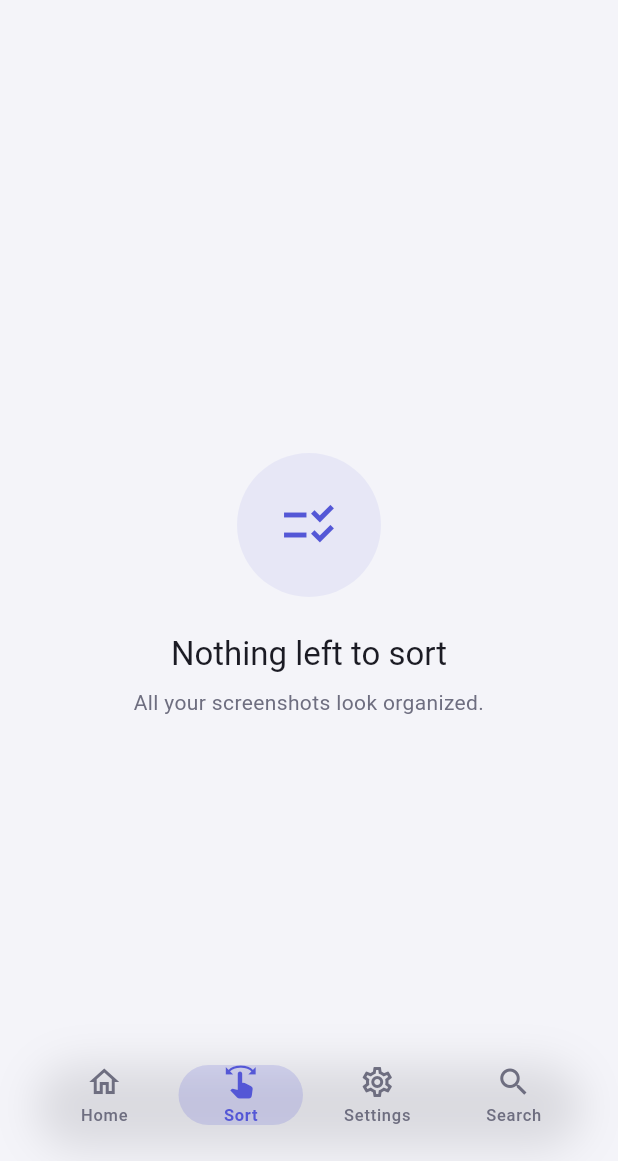
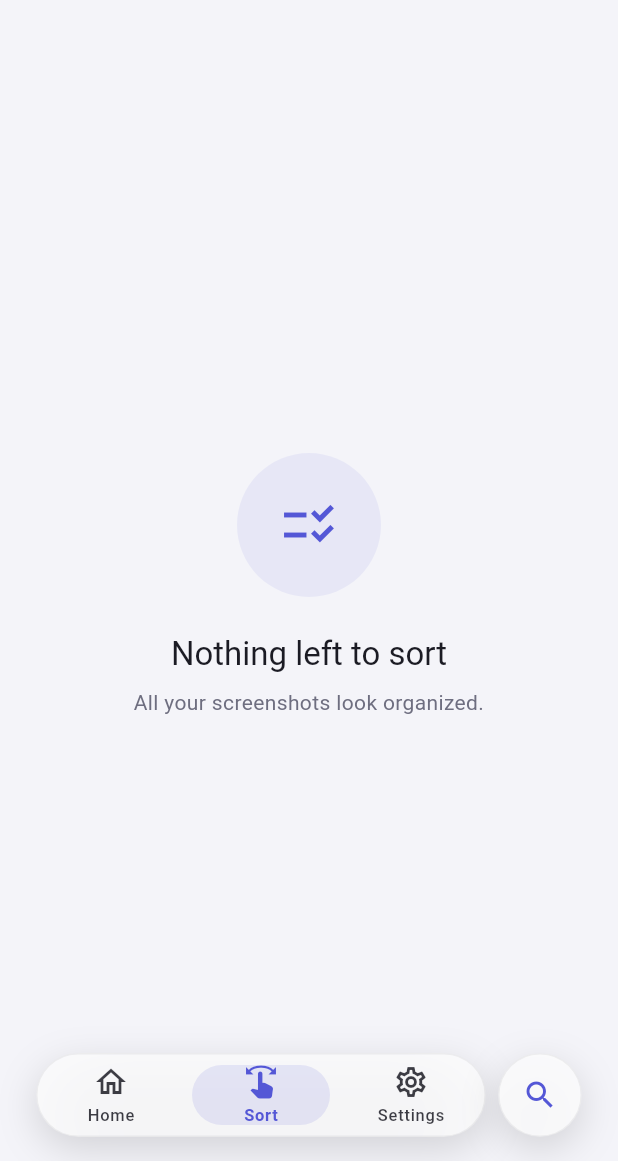
Before and after one commit to dogualagoz/ai-gallery-organizer, a Flutter app: the SortingScreen screen opened by its route, on a phone screen of 412 x 824 dp, the part 75-1236 px from its top. Run offline on Flutter 3.47's test engine with Material 3 defaults, Android fonts, the phone set to English and light mode, and no system bars; our stand-ins replace audioplayers, firebase_ai, firebase_core, flutter_riverpod, flutter_secure_storage, go_router and 7 more; missing offline and left inert: firebase_app_check, in_app_purchase_storekit, photo_manager, photo_manager_image_provider; accounts and stored records are empty; generated files the repository leaves out were written again; statements that could not run were skipped.

Commit message:
refactor(nav): shader yerine BackdropFilter glassmorphism navbar
liquid_glass_renderer (yalnızca navbar kullanıyordu) kaldırıldı; Apple
News+ tab bar referansına göre yeniden yazıldı.

- Yeni GlassPanel: ClipRRect + BackdropFilter(blur) + parlak yarı-opak
  dolgu (surface @ .72) + ince kenar + yumuşak gölge. Şeffaflık değil,
  blur + gölge cam hissini verir
- GlassNavBar artık GlassPanel kullanıyor; şaşırtıcı refraksiyon/kabarcık
  yok, seçili sekme sade primary @ .12 kapsül, kayma + sürükleme korundu
- Etiket/ikon kontrastı yükseldi (onSurface @ .85 / seçili primary)
- Arama 4. sekmeden çıkıp yine ayrık dairesel GlassActionButton'a döndü;
  standalone /search rotası geri geldi, search_screen/results_grid
  değişiklikleri geri alındı
- AppGlass sabitleri shader parametrelerinden blur/fill/border/shadow'a
  çevrildi; navBarHeight 56, navBarActionSize 56

Co-Authored-By: Claude Sonnet 5 <noreply@anthropic.com>
Claude-Session: https://claude.ai/code/session_014WRjm5Qs7aoa3vLE2WXgP7

```diff
--- a/lib/core/constants/ui_constants.dart
+++ b/lib/core/constants/ui_constants.dart
@@ -33,6 +33,9 @@ abstract final class AppSizes {
   static const double navBarHeight = 56;
   static const double navBarIcon = 24;
 
+  /// Navbar pilinin yanında yüzen ayrık dairesel Arama butonunun çapı.
+  static const double navBarActionSize = 56;
+
   /// Board kartlarındaki kapak şeridi yüksekliği referansı.
   static const double boardCoverMin = 72;
 
@@ -43,31 +46,31 @@ abstract final class AppSizes {
   static const double edgeSwipeTriggerDistance = 80;
 }
 
-/// Liquid glass (iOS 26) render ayarları — sayısal değerler burada, renk
-/// (glassColor) çağrı yerinde `colorScheme`'den üretilir.
+/// Yüzen buzlu-cam (glassmorphism) yüzey ayarları — navbar pili + ayrık Arama
+/// butonu. Apple News+ tab bar'ı referans: parlak, neredeyse opak buzlu beyaz
+/// kapsül; şeffaflık değil, blur + yumuşak gölge cam hissini verir.
 abstract final class AppGlass {
-  static const double thickness = 24;
-  // Blend (metaball kaynaşma) ile birlikte yüksek blur bozulma yapıyor; sıvı
-  // damla morph'unun temiz görünmesi için düşük tutulur (paket önerisi).
-  static const double blur = 6;
-  static const double lightIntensity = 0.9;
-  static const double refractiveIndex = 1.5;
-  static const double saturation = 1.5;
-  static const double ambientStrength = 0.15;
+  /// Arka planı bulanıklaştıran gauss sigma'sı (frosted yoğunluğu).
+  static const double blurSigma = 24;
 
-  /// Renk sapması (chromatic aberration) — cam kenarlarında hafif prizma.
-  static const double chromaticAberration = 0.03;
+  /// `scheme.surface` üzerine uygulanan cam dolgu opaklığı — açık tema. Yüksek =
+  /// parlak, neredeyse opak (referanstaki gibi), arkadan yalnızca ipucu sızar.
+  static const double fillAlpha = 0.72;
 
-  /// `scheme.surfaceBright` üzerine uygulanan cam dolgu opaklığı; parlak,
-  /// belirgin bir cam yüzeyi için yüksek tutulur (mat/soluk görünmesin diye).
-  static const double tintAlpha = 0.5;
+  /// Cam dolgu opaklığı — koyu tema (biraz daha şeffaf durabilir).
+  static const double fillAlphaDark = 0.6;
 
-  /// Navbar pili, ayrık aksiyon butonu ve kayan gösterge damlasının birbirine
-  /// yaklaşınca sıvı gibi kaynaşma (metaball blend) miktarı. Yüksek = daha akışkan.
-  static const double blend = 32;
+  /// Cam kenarındaki ince parlak çizginin opaklığı (açık / koyu).
+  static const double borderAlpha = 0.06;
+  static const double borderAlphaDark = 0.14;
 
-  /// Seçili sekme altındaki cam damla göstergesinin primary ton opaklığı.
-  static const double indicatorTint = 0.18;
+  /// "Havada durma" gölgesinin opaklığı (açık / koyu).
+  static const double shadowAlpha = 0.14;
+  static const double shadowAlphaDark = 0.44;
+
+  /// Seçili sekmeyi saran düz kapsülün primary ton opaklığı — inceltilmiş, iOS
+  /// tab bar'ında seçim vurgusu belli belirsizdir.
+  static const double indicatorTint = 0.12;
 }
 
 /// Standart opaklık değerleri.
--- a/lib/core/router/app_router.dart
+++ b/lib/core/router/app_router.dart
@@ -2,7 +2,6 @@
 import 'package:flutter/material.dart';
 import 'package:flutter_riverpod/flutter_riverpod.dart';
 import 'package:go_router/go_router.dart';
-import 'package:liquid_glass_renderer/liquid_glass_renderer.dart';
 
 import '../../features/analysis/milestone_screen.dart';
 import '../../features/detail/detail_screen.dart';
@@ -17,6 +16,7 @@ import '../../features/splash/splash_screen.dart';
 import '../constants/ui_constants.dart';
 import '../l10n/l10n_extension.dart';
 import '../services/preferences_service.dart';
+import '../widgets/glass_action_button.dart';
 import '../widgets/glass_nav_bar.dart';
 
 /// Rota yolları — string tekrarını önlemek için tek yerde.
@@ -98,22 +98,16 @@ final appRouterProvider = Provider<GoRouter>((ref) {
               ),
             ],
           ),
-          // Arama artık ayrık bir aksiyon değil, kendi navigation stack'i olan
-          // 4. sekme (iOS 26 tab bar deseni — Fotoğraflar/App Store gibi).
-          StatefulShellBranch(
-            routes: [
-              GoRoute(
-                path: AppRoutes.search,
-                builder: (context, state) => const SearchScreen(),
-              ),
-            ],
-          ),
         ],
       ),
       GoRoute(
         path: '/detail/:assetId',
         builder: (context, state) =>
             DetailScreen(assetId: state.pathParameters['assetId']!),
+      ),
+      GoRoute(
+        path: AppRoutes.search,
+        builder: (context, state) => const SearchScreen(),
       ),
       GoRoute(
         path: AppRoutes.recents,
@@ -143,8 +137,8 @@ final appRouterProvider = Provider<GoRouter>((ref) {
   );
 });
 
-/// Alt sekme çubuğunu barındıran ana kabuk: 4 sekmeli yüzen liquid glass pil
-/// (iOS 26 tab bar deseni — arama en sağda ayrı bir sekme).
+/// Alt sekme çubuğunu barındıran ana kabuk: 3 sekmeli yüzen buzlu-cam pil +
+/// sağında ayrık dairesel Arama butonu (Apple News+ tab bar deseni).
 class _MainShell extends StatelessWidget {
   const _MainShell({required this.navigationShell});
 
@@ -153,7 +147,6 @@ class _MainShell extends StatelessWidget {
   @override
   Widget build(BuildContext context) {
     final double bottomInset = MediaQuery.paddingOf(context).bottom;
-    final ColorScheme scheme = Theme.of(context).colorScheme;
 
     return Scaffold(
       // İçerik camın arkasından aksın diye gövde navbar'ın altına uzatılır.
@@ -167,24 +160,10 @@ class _MainShell extends StatelessWidget {
           AppSpacing.lg,
           bottomInset > 0 ? bottomInset : AppSpacing.md,
         ),
-        // Pil, ayrık arama butonu ve seçim damlası tek bir LiquidGlassLayer +
-        // BlendGroup içinde: aynı cam ayarlarını paylaşır ve birbirine
-        // yaklaşınca gerçek iOS 26 liquid glass gibi sıvı şekilde kaynaşırlar.
-        child: LiquidGlassLayer(
-          settings: LiquidGlassSettings(
-            thickness: AppGlass.thickness,
-            blur: AppGlass.blur,
-            glassColor: scheme.surfaceBright.withValues(
-              alpha: AppGlass.tintAlpha,
-            ),
-            lightIntensity: AppGlass.lightIntensity,
-            refractiveIndex: AppGlass.refractiveIndex,
-            saturation: AppGlass.saturation,
-            ambientStrength: AppGlass.ambientStrength,
-            chromaticAberration: AppGlass.chromaticAberration,
-          ),
-          child: LiquidGlassBlendGroup(
-            blend: AppGlass.blend,
+        // 3 sekmeli pil solda esner, ayrık dairesel Arama butonu sağda sabit.
+        child: Row(
+          children: [
+            Expanded(
               child: GlassNavBar(
                 selectedIndex: navigationShell.currentIndex,
                 onSelected: (index) => navigationShell.goBranch(
@@ -208,14 +187,16 @@ class _MainShell extends StatelessWidget {
                     selectedIcon: Icons.settings_rounded,
                     label: context.l10n.tabSettings,
                   ),
-                GlassNavDestination(
-                  icon: Icons.search_outlined,
-                  selectedIcon: Icons.search_rounded,
-                  label: context.l10n.searchTitle,
-                ),
                 ],
               ),
             ),
+            const SizedBox(width: AppSpacing.sm),
+            GlassActionButton(
+              icon: Icons.search,
+              tooltip: context.l10n.searchTitle,
+              onPressed: () => context.push(AppRoutes.search),
+            ),
+          ],
         ),
       ),
     );
--- /dev/null
+++ b/lib/core/widgets/glass_action_button.dart
@@ -0,0 +1,55 @@
+// Navbar pilinin yanında yüzen, aynı buzlu-cam yüzeyi paylaşan dairesel buton.
+import 'package:flutter/material.dart';
+
+import '../constants/ui_constants.dart';
+import '../services/haptic_service.dart';
+import 'glass_panel.dart';
+
+/// [GlassNavBar] ile aynı hizada, ayrık dairesel bir aksiyon butonu (ör. Arama).
+/// `Scaffold(extendBody: true)` altında kullanılmalı — [GlassPanel]'in
+/// BackdropFilter'ı arkadan akan içeriği bulanıklaştırır.
+class GlassActionButton extends StatelessWidget {
+  const GlassActionButton({
+    super.key,
+    required this.icon,
+    required this.tooltip,
+    required this.onPressed,
+  });
+
+  final IconData icon;
+  final String tooltip;
+  final VoidCallback onPressed;
+
+  @override
+  Widget build(BuildContext context) {
+    final ColorScheme scheme = Theme.of(context).colorScheme;
+
+    return GlassPanel(
+      borderRadius: BorderRadius.circular(AppSizes.navBarActionSize / 2),
+      // GestureDetector (InkWell değil): Scaffold'un bottomNavigationBar
+      // slotunda Material ata yok; _NavItem ile de tutarlı.
+      child: GestureDetector(
+        behavior: HitTestBehavior.opaque,
+        onTap: () {
+          Haptics.tap();
+          onPressed();
+        },
+        child: SizedBox(
+          width: AppSizes.navBarActionSize,
+          height: AppSizes.navBarHeight,
+          child: Semantics(
+            button: true,
+            label: tooltip,
+            child: Center(
+              child: Icon(
+                icon,
+                color: scheme.primary,
+                size: AppSizes.navBarIcon,
+              ),
+            ),
+          ),
+        ),
+      ),
+    );
+  }
+}
--- a/lib/core/widgets/glass_nav_bar.dart
+++ b/lib/core/widgets/glass_nav_bar.dart
@@ -1,18 +1,18 @@
-// iOS 26 liquid glass yüzen alt gezinme çubuğu: seçili sekmenin altında, barla
-// aynı blend group'ta kaynaşan bir cam "damla" göstergesi kayar (metaball morph);
-// parmak sürüklemesini akıcı takip eder.
+// Yüzen buzlu-cam (glassmorphism) alt gezinme pili: parlak yarı-opak kapsül,
+// seçili sekmeyi camın üstünde duran düz tonlu bir kapsül gösterir, sekmeler
+// arası akıcı kayar ve parmakla yatay sürüklemeyi birebir takip eder.
 import 'package:flutter/material.dart';
-import 'package:liquid_glass_renderer/liquid_glass_renderer.dart';
 
 import '../constants/ui_constants.dart';
 import '../services/haptic_service.dart';
+import 'glass_panel.dart';
 
 /// Sekmeye basılıyken uygulanan çok hafif küçülme (dokunma geri bildirimi).
 /// iOS'ta dokunmada bileşen neredeyse yer değiştirmez — düşük tutulur.
 const double _navItemPressScale = 0.95;
 
 /// Kayan seçim göstergesinin yerleşme eğrisi: hafif "settle" yapar, easeOutBack
-/// gibi çizgi film taşması vermez (iOS 26 tab bar göstergesi hissi).
+/// gibi çizgi film taşması vermez (iOS tab bar göstergesi hissi).
 const Cubic _indicatorSettleCurve = Cubic(0.33, 1.12, 0.66, 1);
 
 /// [GlassNavBar] içindeki tek sekme tanımı.
@@ -28,10 +28,10 @@ class GlassNavDestination {
   final String label;
 }
 
-/// Yüzen buzlu-cam (glassmorphism) gezinme pili. Scaffold'a `extendBody: true`
-/// ile verilmelidir; içerik çubuğun arkasından akar ve [GlassSurface]'in
-/// BackdropFilter'ı onu bulanıklaştırarak frosted etkiyi görünür kılar.
-/// Dokunmanın yanı sıra parmakla yatay kaydırarak sekme değiştirmeyi de destekler.
+/// Yüzen buzlu-cam gezinme pili. Scaffold'a `extendBody: true` ile verilmelidir;
+/// içerik çubuğun arkasından akar ve [GlassPanel]'in BackdropFilter'ı onu
+/// bulanıklaştırarak frosted etkiyi görünür kılar. Dokunmanın yanı sıra parmakla
+/// yatay kaydırarak sekme değiştirmeyi de destekler.
 class GlassNavBar extends StatefulWidget {
   const GlassNavBar({
     super.key,
@@ -77,8 +77,8 @@ class _GlassNavBarState extends State<GlassNavBar> {
 
   @override
   Widget build(BuildContext context) {
-    // Dış boşluk artık paylaşılan tek bir inset olarak _MainShell'de
-    // uygulanıyor (pil + ayrık aksiyon butonu aynı hizada yüzsün diye).
+    // Dış boşluk paylaşılan tek bir inset olarak _MainShell'de uygulanıyor
+    // (pil + ayrık aksiyon butonu aynı hizada yüzsün diye).
     return LayoutBuilder(
       builder: (context, constraints) => GestureDetector(
         behavior: HitTestBehavior.opaque,
@@ -88,55 +88,37 @@ class _GlassNavBarState extends State<GlassNavBar> {
             _handleDragUpdate(details, constraints.maxWidth),
         onHorizontalDragEnd: (_) => _handleDragEnd(),
         onHorizontalDragCancel: () => setState(() => _dragPos = null),
-        child: _buildGlassPill(context),
+        child: _buildPill(context),
       ),
     );
   }
 
-  Widget _buildGlassPill(BuildContext context) {
+  Widget _buildPill(BuildContext context) {
     final ColorScheme scheme = Theme.of(context).colorScheme;
     final double radius = AppSizes.navBarHeight / 2;
     final int count = widget.destinations.length;
     final double pos = _dragPos ?? widget.selectedIndex.toDouble();
     final double x = count == 1 ? 0 : -1 + (2 * pos / (count - 1));
 
-    return DecoratedBox(
-      decoration: BoxDecoration(
-        borderRadius: BorderRadius.circular(radius),
-        boxShadow: [
-          BoxShadow(
-            color: scheme.inverseSurface.withValues(alpha: 0.12),
-            blurRadius: 24,
-            offset: const Offset(0, 8),
-          ),
-        ],
-      ),
+    return GlassPanel(
+      borderRadius: BorderRadius.circular(radius),
       child: SizedBox(
         height: AppSizes.navBarHeight,
         child: Stack(
           children: [
-            // Bar zemini — tek cam şekli (blend group'tan miras cam ayarları).
-            Positioned.fill(
-              child: LiquidGlass.grouped(
-                shape: LiquidRoundedSuperellipse(borderRadius: radius),
-                child: const SizedBox.expand(),
-              ),
-            ),
-            // Kayan cam damla göstergesi: barla aynı grupta olduğu için
-            // metaball gibi kaynaşır → sekmeye kayarken sıvı morph efekti.
+            // Kayan seçim göstergesi — düz tonlu kapsül, camın üstünde.
             _dragPos == null
                 ? AnimatedAlign(
                     duration: AppDurations.medium,
                     curve: _indicatorSettleCurve,
                     alignment: Alignment(x, 0),
-                    child: _indicatorBlob(scheme, count),
+                    child: _indicator(scheme, count),
                   )
                 : Align(
                     // Sürüklerken parmağı anında izler (animasyonsuz).
                     alignment: Alignment(x, 0),
-                    child: _indicatorBlob(scheme, count),
+                    child: _indicator(scheme, count),
                   ),
-            // İkon + etiketler camın üstünde (refraksiyona girmez, okunur kalır).
             Row(
               children: [
                 for (int i = 0; i < count; i++)
@@ -158,10 +140,8 @@ class _GlassNavBarState extends State<GlassNavBar> {
     );
   }
 
-  /// Seçili sekmeyi saran, hafif primary tonlu cam "damla" (iOS 26 seçim
-  /// göstergesi). Bar içine dikeyde daha çok girintili bir squircle olarak
-  /// oturur; blend group sayesinde bara metaball gibi kaynaşır.
-  Widget _indicatorBlob(ColorScheme scheme, int count) {
+  /// Seçili sekmeyi saran düz, hafif primary tonlu kapsül (seçim göstergesi).
+  Widget _indicator(ColorScheme scheme, int count) {
     return FractionallySizedBox(
       widthFactor: 1 / count,
       heightFactor: 1,
@@ -170,13 +150,10 @@ class _GlassNavBarState extends State<GlassNavBar> {
           horizontal: AppSpacing.xs,
           vertical: AppSpacing.sm,
         ),
-        child: LiquidGlass.grouped(
-          shape: LiquidRoundedSuperellipse(borderRadius: AppRadius.lg),
-          child: DecoratedBox(
-            decoration: BoxDecoration(
-              color: scheme.primary.withValues(alpha: AppGlass.indicatorTint),
-              borderRadius: BorderRadius.circular(AppRadius.lg),
-            ),
+        child: DecoratedBox(
+          decoration: BoxDecoration(
+            color: scheme.primary.withValues(alpha: AppGlass.indicatorTint),
+            borderRadius: BorderRadius.circular(AppRadius.lg),
           ),
         ),
       ),
@@ -184,8 +161,8 @@ class _GlassNavBarState extends State<GlassNavBar> {
   }
 }
 
-/// İkon + etiketten oluşan tek sekme düğmesi. Basılıyken hafifçe küçülür,
-/// seçilince ikon kısa bir "pop" ile büyür — çubuğa canlılık katar.
+/// İkon + etiketten oluşan tek sekme düğmesi. Basılıyken hafifçe küçülür;
+/// seçilince renk primary olur ve ikon dolgulu türüne geçer.
 class _NavItem extends StatefulWidget {
   const _NavItem({
     required this.destination,
@@ -211,9 +188,10 @@ class _NavItemState extends State<_NavItem> {
   @override
   Widget build(BuildContext context) {
     final ColorScheme scheme = Theme.of(context).colorScheme;
+    // Referans tab bar yüksek kontrastlı: seçili değilken de neredeyse tam koyu.
     final Color color = widget.selected
         ? scheme.primary
-        : scheme.onSurfaceVariant;
+        : scheme.onSurface.withValues(alpha: 0.85);
 
     return GestureDetector(
       behavior: HitTestBehavior.opaque,
@@ -232,8 +210,6 @@ class _NavItemState extends State<_NavItem> {
           child: Column(
             mainAxisAlignment: MainAxisAlignment.center,
             children: [
-              // iOS 26'da seçili ikon büyümez; geri bildirim renk + dolgulu
-              // ikona geçiş + alttaki kayan gösterge ile verilir.
               AnimatedSwitcher(
                 duration: AppDurations.fast,
                 switchInCurve: Curves.easeOut,
--- /dev/null
+++ b/lib/core/widgets/glass_panel.dart
@@ -0,0 +1,64 @@
+// Yüzen buzlu-cam yüzey: arkasını bulanıklaştırır, parlak yarı-opak dolgu +
+// ince kenar çizgisi + yumuşak gölge ile "havada duran cam kart" etkisi verir.
+import 'dart:ui';
+
+import 'package:flutter/material.dart';
+
+import '../constants/ui_constants.dart';
+
+/// Glassmorphism zemin (navbar pili, ayrık Arama butonu). [borderRadius] şekli
+/// belirler: pil için `yükseklik/2`, daire için `çap/2`. [child] camın ÜSTÜNDE
+/// çizilir — bulanıklığa girmez, okunur kalır. `Scaffold(extendBody: true)`
+/// altında kullanılmalı ki [BackdropFilter] arkadan akan içeriği örnekleyebilsin.
+class GlassPanel extends StatelessWidget {
+  const GlassPanel({super.key, required this.borderRadius, required this.child});
+
+  final BorderRadius borderRadius;
+  final Widget child;
+
+  @override
+  Widget build(BuildContext context) {
+    final ColorScheme scheme = Theme.of(context).colorScheme;
+    final bool isDark = scheme.brightness == Brightness.dark;
+
+    return DecoratedBox(
+      decoration: BoxDecoration(
+        borderRadius: borderRadius,
+        boxShadow: [
+          BoxShadow(
+            color: scheme.shadow.withValues(
+              alpha: isDark ? AppGlass.shadowAlphaDark : AppGlass.shadowAlpha,
+            ),
+            blurRadius: 22,
+            offset: const Offset(0, 8),
+          ),
+        ],
+      ),
+      child: ClipRRect(
+        borderRadius: borderRadius,
+        child: BackdropFilter(
+          filter: ImageFilter.blur(
+            sigmaX: AppGlass.blurSigma,
+            sigmaY: AppGlass.blurSigma,
+          ),
+          child: DecoratedBox(
+            decoration: BoxDecoration(
+              color: scheme.surface.withValues(
+                alpha: isDark ? AppGlass.fillAlphaDark : AppGlass.fillAlpha,
+              ),
+              borderRadius: borderRadius,
+              border: Border.all(
+                color: scheme.onSurface.withValues(
+                  alpha: isDark
+                      ? AppGlass.borderAlphaDark
+                      : AppGlass.borderAlpha,
+                ),
+              ),
+            ),
+            child: child,
+          ),
+        ),
+      ),
+    );
+  }
+}
--- a/lib/core/widgets/screenshot_results_grid.dart
+++ b/lib/core/widgets/screenshot_results_grid.dart
@@ -10,20 +10,16 @@ import '../models/screenshot_entry.dart';
 import '../router/app_router.dart';
 
 class ScreenshotResultsGrid extends ConsumerWidget {
-  const ScreenshotResultsGrid({super.key, required this.entries, this.padding});
+  const ScreenshotResultsGrid({super.key, required this.entries});
 
   final List<ScreenshotEntry> entries;
-
-  /// Izgara iç boşluğu. Verilmezse her yönden [AppSpacing.md]. Yüzen navbar'ın
-  /// altında kalan ekranlar (arama) alt boşluğu buradan büyütür.
-  final EdgeInsetsGeometry? padding;
 
   @override
   Widget build(BuildContext context, WidgetRef ref) {
     final ScreenshotRepository repo = ref.watch(screenshotRepositoryProvider);
 
     return GridView.builder(
-      padding: padding ?? const EdgeInsets.all(AppSpacing.md),
+      padding: const EdgeInsets.all(AppSpacing.md),
       gridDelegate: const SliverGridDelegateWithFixedCrossAxisCount(
         crossAxisCount: 3,
         mainAxisSpacing: AppSpacing.xs,
--- a/lib/features/search/search_screen.dart
+++ b/lib/features/search/search_screen.dart
@@ -58,13 +58,6 @@ class _SearchScreenState extends ConsumerState<SearchScreen> {
               )
               .toList();
 
-    // Arama bir sekme olduğu için altta yüzen navbar var; son sonuç satırı
-    // camın arkasında kalmasın diye ızgara altına çubuk kadar boşluk bırak.
-    final double bottomInset = MediaQuery.paddingOf(context).bottom;
-    final double navClearance =
-        AppSizes.navBarHeight +
-        (bottomInset > AppSpacing.md ? bottomInset : AppSpacing.md);
-
     return Column(
       children: [
         Padding(
@@ -88,15 +81,7 @@ class _SearchScreenState extends ConsumerState<SearchScreen> {
               ? _SearchMessage(text: l10n.searchPrompt, icon: Icons.search)
               : results.isEmpty
               ? _SearchMessage(text: l10n.searchEmpty, icon: Icons.search_off)
-              : ScreenshotResultsGrid(
-                  entries: results,
-                  padding: EdgeInsets.fromLTRB(
-                    AppSpacing.md,
-                    AppSpacing.md,
-                    AppSpacing.md,
-                    navClearance,
-                  ),
-                ),
+              : ScreenshotResultsGrid(entries: results),
         ),
       ],
     );
--- a/pubspec.yaml
+++ b/pubspec.yaml
@@ -58,7 +58,6 @@ dependencies:
   package_info_plus: ^10.2.0
   animations: ^2.2.0
   flutter_secure_storage: ^10.3.1
-  liquid_glass_renderer: ^0.2.0-dev.4
   audioplayers: ^6.1.0
 
 dev_dependencies:
```
Also changed, not shown: pubspec.lock. Lines whose indentation alone changed are shown as unchanged.
